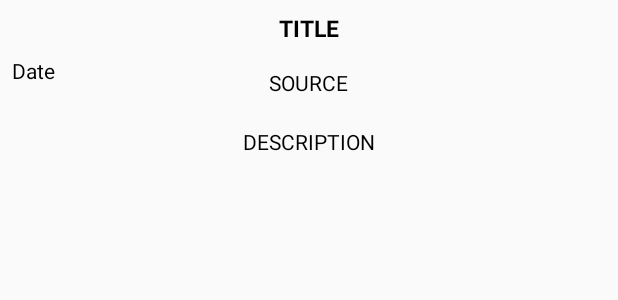
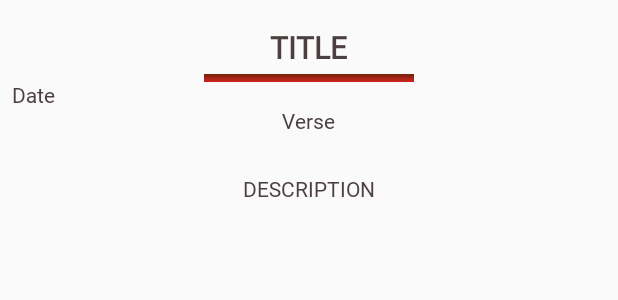
Before and after one commit to Pauldenrele/FaithDaily, an Android app: the layout item_preview.xml on its own in the app's theme, with its tools: preview values and no code run, on a phone screen of 412 x 824 dp. Shown: the top 300 px of the screen. Run offline under Robolectric (Android 15) with nearby library versions, the phone set to English and light mode, and no system bars.

```diff
--- a/app/build.gradle
+++ b/app/build.gradle
@@ -55,6 +55,10 @@ dependencies {
     implementation 'com.squareup.retrofit2:retrofit:2.9.0'
     implementation 'com.squareup.retrofit2:converter-gson:2.9.0'
     implementation "com.squareup.okhttp3:logging-interceptor:4.5.0"
+    implementation "com.squareup.retrofit2:adapter-rxjava2:2.9.0"
+    implementation "com.squareup.retrofit2:converter-moshi:2.9.0"
+    implementation 'com.squareup.okhttp3:logging-interceptor:3.11.0'
+
 
 
     //Lifecycle
--- a/app/src/main/java/com/bibleapp/faithdaily/VerticalAdapterJava.java
+++ b/app/src/main/java/com/bibleapp/faithdaily/VerticalAdapterJava.java
@@ -255,7 +255,12 @@ public class VerticalAdapterJava extends RecyclerView.Adapter<VerticalAdapterJav
             mListener.onDateSelected(mselectedDateList);
         } else { // by defalut multi click support
             handleClick(checked, checkBox, seletedDate, calendar);
+
             mListener.onDateSelected(mselectedDateList);
+
+            mselectedDateList.clear(); // clearing the list for handling single item click
+
+
         }
 
         Log.d(TAG, "final size " + mselectedDateList.size());
--- a/app/src/main/java/com/bibleapp/faithdaily/adapter/FaithDailyAdapter.kt
+++ b/app/src/main/java/com/bibleapp/faithdaily/adapter/FaithDailyAdapter.kt
@@ -18,10 +18,10 @@ class FaithDailyAdapter (private var listOfPosts: List<FaithDailyResponse>): Rec
 
         fun bind (faithdaily: FaithDailyResponse){
             itemView.apply {
-                tvSource.text = faithdaily.date
-                tvTitle.text = faithdaily.title
+               /* tvDate.text = faithdaily.date
+               */ tvTitle.text = faithdaily.title
                 tvDescription.text = faithdaily.daily_message
-                tvPublishedAt.text = faithdaily.bible_verse
+                tvVerse.text = faithdaily.bible_verse
                 setOnClickListener {
                     onItemClickListener?.let { it(faithdaily) }
                 }
--- a/app/src/main/java/com/bibleapp/faithdaily/adapter/ImageAdapter.kt
+++ b/app/src/main/java/com/bibleapp/faithdaily/adapter/ImageAdapter.kt
@@ -21,7 +21,6 @@ class ImageAdapter(ctx: Context?, imageModelArrayList: ArrayList<ImageModel>) :
         holder.iv.setImageResource(imageModelArrayList[position].image_drawable)
         holder.time.setText(imageModelArrayList[position].name)
     }
-
 
 
     inner class MyViewHolder(itemView: View) :
--- a/app/src/main/java/com/bibleapp/faithdaily/db/FaithDailyDatabase.kt
+++ b/app/src/main/java/com/bibleapp/faithdaily/db/FaithDailyDatabase.kt
@@ -4,6 +4,7 @@ import android.content.Context
 import androidx.room.Database
 import androidx.room.Room
 import androidx.room.RoomDatabase
+import com.bibleapp.faithdaily.faithDailyDao
 import com.bibleapp.faithdaily.model.FaithDailyResponse
 
 @Database(
@@ -12,7 +13,8 @@ import com.bibleapp.faithdaily.model.FaithDailyResponse
 )
 abstract class FaithDailyDatabase : RoomDatabase() {
 
-    abstract fun getfaithdailyDao(): FaithDailyDao
+    abstract fun getfaithdailyDao(): faithDailyDao
+
 
     companion object {
         @Volatile
@@ -28,6 +30,6 @@ abstract class FaithDailyDatabase : RoomDatabase() {
                 context.applicationContext,
                 FaithDailyDatabase::class.java,
                 "faithdaily_db.db"
-            ).build()
+            ).fallbackToDestructiveMigration().build()
     }
 }
--- a/app/src/main/java/com/bibleapp/faithdaily/model/FaithDailyResponse.kt
+++ b/app/src/main/java/com/bibleapp/faithdaily/model/FaithDailyResponse.kt
@@ -15,10 +15,8 @@ data class FaithDailyResponse(
     @SerializedName("date")
     val date: String,
     @SerializedName("day")
-    @PrimaryKey(autoGenerate = true)
+    @PrimaryKey
     val day: Int,
-    @SerializedName("sub_title")
-    val sub_title: String,
     @SerializedName("title")
     val title: String
 )
--- a/app/src/main/res/layout/item_preview.xml
+++ b/app/src/main/res/layout/item_preview.xml
@@ -7,51 +7,66 @@
     android:padding="8dp">
 
 
-
     <TextView
-        android:id="@+id/tvSource"
+        android:id="@+id/tvVerse"
         android:layout_width="wrap_content"
         android:layout_height="wrap_content"
+        android:layout_below="@id/underline"
+        android:layout_centerHorizontal="true"
         android:layout_marginTop="16dp"
-        android:text="SOURCE"
-        android:layout_below="@id/tvTitle"
-        android:layout_centerHorizontal="true"
-        android:textColor="@android:color/black"
-      />
+        android:fontFamily="@font/pingfang"
+        android:text="Verse"
+        android:textColor="#4B3F3F" />
 
     <TextView
         android:id="@+id/tvTitle"
         android:layout_width="wrap_content"
         android:layout_height="wrap_content"
+        android:layout_centerHorizontal="true"
+        android:layout_marginTop="10sp"
         android:ellipsize="end"
+        android:fontFamily="@font/pingfang"
+        android:gravity="center_horizontal"
         android:text="TITLE"
-        android:textColor="@android:color/black"
-        android:textSize="15sp"
-        android:textStyle="bold"
-       android:layout_centerHorizontal="true" />
+        android:textAlignment="center"
+        android:textColor="#4B3F3F"
+        android:textSize="20sp"
+        android:textStyle="bold" />
+
+    <ImageView
+        android:id="@+id/underline"
+        android:layout_width="140dp"
+        android:layout_height="5sp"
+        android:layout_below="@id/tvTitle"
+        android:layout_centerHorizontal="true"
+        android:layout_marginTop="4dp"
+        android:src="@drawable/bkgrnd" />
 
     <TextView
         android:id="@+id/tvDescription"
         android:layout_width="wrap_content"
         android:layout_height="wrap_content"
+        android:layout_below="@id/tvVerse"
+        android:layout_centerHorizontal="true"
         android:layout_marginStart="8dp"
-        android:layout_below="@id/tvSource"
+        android:layout_marginLeft="8dp"
         android:layout_marginTop="20dp"
         android:ellipsize="end"
+        android:fontFamily="@font/pingfang"
+        android:gravity="start"
+        android:padding="6sp"
         android:text="DESCRIPTION"
-        android:textColor="@android:color/black"
-        android:layout_centerHorizontal="true"
-
-        android:layout_marginLeft="8dp" />
+        android:textAlignment="textStart"
+        android:textColor="#4B3F3F" />
 
     <TextView
-        android:id="@+id/tvPublishedAt"
+        android:id="@+id/tvDate"
         android:layout_width="wrap_content"
         android:layout_height="wrap_content"
+        android:layout_below="@id/tvTitle"
         android:layout_marginTop="8dp"
-        android:text="Date"
-        android:textColor="@android:color/black"
-        android:layout_below="@id/tvTitle"
-        />
+        android:fontFamily="@font/pingfang"
+        android:textColor="#4B3F3F"
+        tools:text="Date" />
 
 </RelativeLayout>
--- a/app/src/main/res/values/colors.xml
+++ b/app/src/main/res/values/colors.xml
@@ -2,7 +2,7 @@
 <resources>
     <color name="colorPrimary">#D22323</color>
     <color name="colorPrimaryDark">#D22323</color>
-    <color name="colorAccent">#03DAC5</color>
+    <color name="colorAccent">#722209</color>
     <color name="black">#000000</color>
     <color name="white">#ffffff</color>
 </resources>
```
Also changed, not shown: app/src/main/java/com/bibleapp/faithdaily/MainViewModel.kt (+8 -35 lines), app/src/main/java/com/bibleapp/faithdaily/faithDailyDao.kt (renamed from app/src/main/java/com/bibleapp/faithdaily/db/FaithDailyDao.kt, +8 -4 lines), app/src/main/java/com/bibleapp/faithdaily/repository/MainRepo.kt (+42 -1 lines), app/src/main/java/com/bibleapp/faithdaily/ui/CalenderFragment.kt (+2 -6 lines), app/src/main/java/com/bibleapp/faithdaily/ui/HomeFragment.kt (+2 -26 lines), app/src/main/java/com/bibleapp/faithdaily/ui/WordActivity.kt (+21 -32 lines), app/src/main/java/com/bibleapp/faithdaily/util/DataState.kt (added, +18 -0 lines), app/src/main/res/layout/activity_word.xml (+1 -7 lines), app/src/main/res/layout/fragment_home.xml (+4 -3 lines), app/src/main/res/layout/recycler_item.xml (+3 -4 lines).
